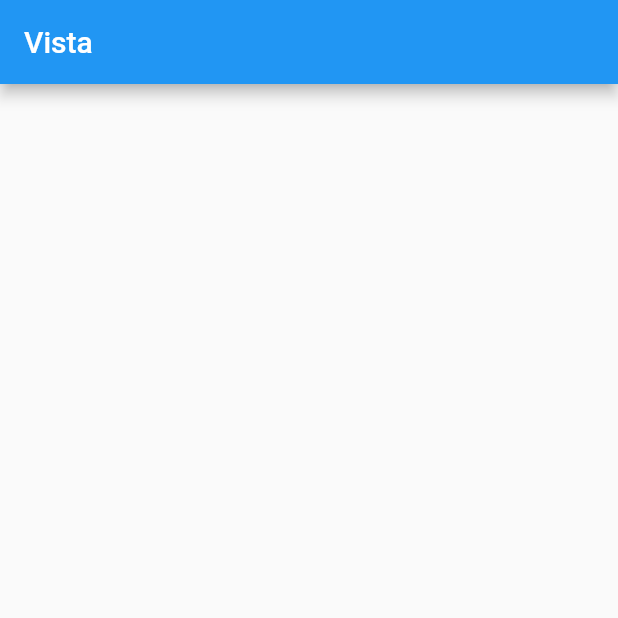
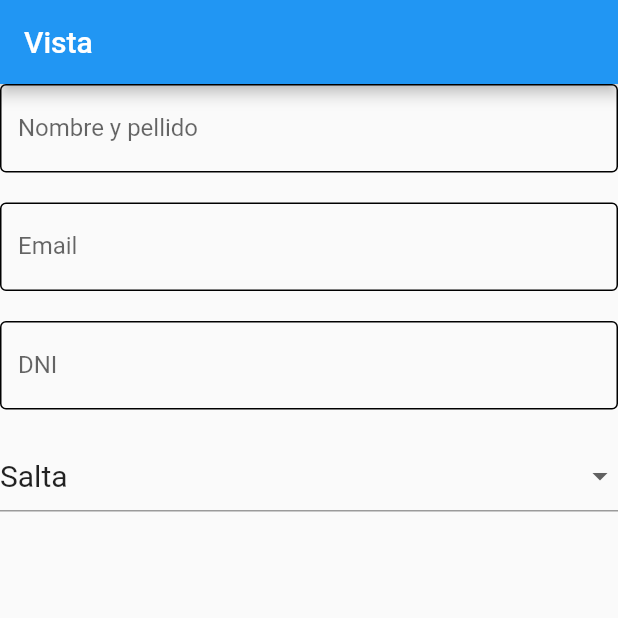
Before and after one commit to leopazgerez/perfildeusuario, a Flutter app: the screen it shows after launch, on a phone screen of 412 x 824 dp, the top half of it. Run offline on Flutter 3.47's test engine with Material 2 defaults, Android fonts, the phone set to English and light mode, and no system bars.

Commit message:
Metodo _top() actualizado

```diff
--- a/lib/src/ui/pagecomponent/user_profile.dart
+++ b/lib/src/ui/pagecomponent/user_profile.dart
@@ -1,8 +1,13 @@
 import 'package:flutter/material.dart';
 
-class UserProfile extends StatelessWidget {
+class UserProfile extends StatefulWidget {
   const UserProfile({Key? key}) : super(key: key);
+  @override
+  State<UserProfile> createState() => _UserProfileState();
+}
 
+class _UserProfileState extends State<UserProfile> {
+  List<String> list = <String>['One', 'Two', 'Three', 'Four'];
   @override
   Widget build(BuildContext context) {
     return Form(
@@ -14,10 +19,77 @@ class UserProfile extends StatelessWidget {
       ),
     );
   }
-  Widget _top(){
-    return Container();
+
+  Widget _top() {
+    String dropdownValue = 'Salta';
+    return Column(
+      children: [
+        TextFormField(
+          decoration: const InputDecoration(
+              enabledBorder: OutlineInputBorder(),
+              labelText: 'Nombre y pellido'),
+        ),
+        const SizedBox(
+          height: 20,
+        ),
+        TextFormField(
+          keyboardType: TextInputType.emailAddress,
+          validator: (email) {
+            if (email == null || email.isEmpty) {
+              return 'E-mail es requerido';
+            }
+            String pattern = r'\w+@\w+\.\w+';
+            RegExp regex = RegExp(pattern);
+            if (!regex.hasMatch(email)) return 'Formato Incorrecto de E-mail';
+            return null;
+          },
+          decoration: const InputDecoration(
+            enabledBorder: OutlineInputBorder(),
+            labelText: 'Email',
+          ),
+        ),
+        const SizedBox(
+          height: 20,
+        ),
+        TextFormField(
+          keyboardType: TextInputType.number,
+          validator: (dni) {
+            if (dni == null || dni.isEmpty) {
+              return 'DNI requerido';
+            } else if (dni.length < 10) {
+              return 'DNI incorrecto';
+            }
+            return null;
+          },
+          decoration: const InputDecoration(
+              enabledBorder: OutlineInputBorder(), labelText: 'DNI'),
+        ),
+        const SizedBox(
+          height: 20,
+        ),
+        DropdownButtonFormField(
+          value: dropdownValue,
+          onChanged: (String? newValue) {
+            setState(() {
+              dropdownValue = newValue!;
+            });
+          },
+          items: <String>['Salta', 'Joaquin V. Gonzalez', 'Quebrachal', 'Metan']
+              .map<DropdownMenuItem<String>>((String value) {
+            return DropdownMenuItem<String>(
+              value: value,
+              child: Text(
+                value,
+                style: const TextStyle(fontSize: 20),
+              ),
+            );
+          }).toList(),
+        )
+      ],
+    );
   }
-  Widget _bottom(){
+
+  Widget _bottom() {
     return Container();
   }
 }
```
Also changed, not shown: pubspec.lock.
